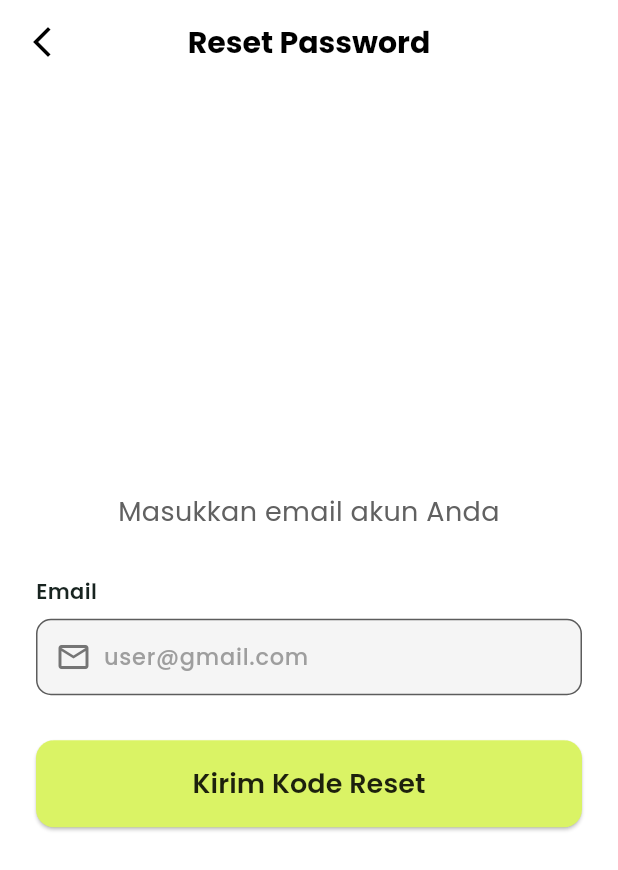
After one commit to joule88/real, a Flutter app: the screen it shows after launch, after a tap on "Lupa Password?", on a phone screen of 412 x 824 dp. The commit adds this screen. Shown: the top 870 px of the screen. Run offline on Flutter 3.47's test engine with Material 3 defaults, Android fonts, the phone set to English and light mode, and no system bars; our stand-ins replace eva_icons_flutter, flutter_map, geolocator, google_fonts, image_picker, latlong2; accounts and stored records are empty.

Commit message:
lupaPassword

```diff
--- /dev/null
+++ b/lib/screens/login/forgot_password_screen.dart
@@ -0,0 +1,141 @@
+// lib/screens/login/forgot_password_screen.dart
+import 'package:flutter/material.dart';
+import 'package:google_fonts/google_fonts.dart';
+import 'package:provider/provider.dart';
+import 'package:real/provider/auth_provider.dart';
+import 'package:real/widgets/textfield_login.dart';
+import 'package:real/screens/login/verify_code_screen.dart'; // Pastikan import ini ada
+
+class ForgotPasswordScreen extends StatefulWidget {
+  const ForgotPasswordScreen({super.key});
+
+  @override
+  State<ForgotPasswordScreen> createState() => _ForgotPasswordScreenState();
+}
+
+class _ForgotPasswordScreenState extends State<ForgotPasswordScreen> {
+  final _formKey = GlobalKey<FormState>();
+  final _emailController = TextEditingController();
+  bool _isLoading = false;
+
+  Future<void> _sendResetLink() async {
+    if (_formKey.currentState?.validate() ?? false) {
+      setState(() => _isLoading = true);
+
+      final authProvider = Provider.of<AuthProvider>(context, listen: false);
+      final result = await authProvider.requestResetCode(_emailController.text.trim());
+
+      if (!mounted) return;
+
+      // Tampilkan SnackBar dulu
+      ScaffoldMessenger.of(context).showSnackBar(
+        SnackBar(
+          content: Text(result['message'] ?? 'Terjadi kesalahan.'),
+          backgroundColor: result['success'] ?? false ? Colors.green : Colors.red,
+        ),
+      );
+
+      setState(() => _isLoading = false); // Baru set isLoading false
+
+      if (result['success'] == true) { // Jika permintaan kode berhasil
+        final String email = _emailController.text.trim();
+        // Navigasi ke VerifyCodeScreen, BUKAN pop()
+        Navigator.push(
+          context,
+          MaterialPageRoute(
+            builder: (context) => VerifyCodeScreen(email: email),
+          ),
+        );
+      }
+    }
+  }
+
+  @override
+  void dispose() {
+    _emailController.dispose();
+    super.dispose();
+  }
+
+  @override
+  Widget build(BuildContext context) {
+    final Color themeColor = const Color(0xFFDAF365);
+    final Color textOnThemeColor = Colors.black87;
+
+    return Scaffold(
+      backgroundColor: Colors.white,
+      appBar: AppBar(
+        backgroundColor: Colors.white,
+        elevation: 0,
+        leading: IconButton(
+          icon: const Icon(Icons.arrow_back_ios_new, color: Colors.black),
+          onPressed: () => Navigator.of(context).pop(),
+        ),
+        title: Text(
+          'Reset Password',
+          style: GoogleFonts.poppins(
+            color: Colors.black,
+            fontWeight: FontWeight.bold,
+          ),
+        ),
+        centerTitle: true,
+      ),
+      body: Center(
+        child: SingleChildScrollView(
+          padding: const EdgeInsets.all(24.0),
+          child: Form(
+            key: _formKey,
+            child: Column(
+              mainAxisAlignment: MainAxisAlignment.center,
+              crossAxisAlignment: CrossAxisAlignment.stretch,
+              children: [
+                Text(
+                  'Masukkan email akun Anda',
+                  textAlign: TextAlign.center,
+                  style: GoogleFonts.poppins(fontSize: 18, color: Colors.grey[700]),
+                ),
+                const SizedBox(height: 30),
+                TextFieldLogin(
+                  label: 'Email',
+                  controller: _emailController,
+                  hintText: 'user@gmail.com',
+                  prefixIcon: Icons.email_outlined,
+                  keyboardType: TextInputType.emailAddress,
+                  validator: (value) {
+                    if (value == null || value.isEmpty) {
+                      return 'Email tidak boleh kosong';
+                    }
+                    if (!RegExp(r'^[^@]+@[^@]+\.[^@]+').hasMatch(value)) {
+                      return 'Masukkan email yang valid';
+                    }
+                    return null;
+                  },
+                ),
+                const SizedBox(height: 30),
+                _isLoading
+                    ? Center(child: CircularProgressIndicator(color: themeColor))
+                    : ElevatedButton(
+                        onPressed: _sendResetLink,
+                        style: ElevatedButton.styleFrom(
+                          backgroundColor: themeColor,
+                          padding: const EdgeInsets.symmetric(vertical: 16),
+                          shape: RoundedRectangleBorder(
+                            borderRadius: BorderRadius.circular(12),
+                          ),
+                        ),
+                        child: Text(
+                          'Kirim Kode Reset', // Teks tombol sudah sesuai
+                          style: GoogleFonts.poppins(
+                            fontSize: 18,
+                            fontWeight: FontWeight.w600,
+                            color: textOnThemeColor,
+                          ),
+                        ),
+                      ),
+              ],
+            ),
+          ),
+        ),
+      ),
+    );
+  }
+}
--- a/lib/screens/login/login.dart
+++ b/lib/screens/login/login.dart
@@ -5,6 +5,7 @@ import 'package:real/provider/auth_provider.dart';
 import 'package:real/screens/login/register.dart';
 import 'package:real/widgets/textfield_login.dart'; // Pastikan ini sudah diimpor
 import 'package:google_fonts/google_fonts.dart';
+import 'package:real/screens/login/forgot_password_screen.dart';
 // import 'package:real/screens/main_screen.dart'; // Tidak perlu jika navigasi via Consumer
 
 class LoginScreen extends StatefulWidget {
@@ -127,7 +128,7 @@ class _LoginScreenState extends State<LoginScreen> {
                     style: GoogleFonts.poppins(
                       fontSize: 28,
                       fontWeight: FontWeight.bold,
-                      color: const Color.fromARGB(255, 0, 0, 0), // Menggunakan themeColor
+                      color: const Color.fromARGB(255, 0, 0, 0),
                     ),
                   ),
                   const SizedBox(height: 8),
@@ -141,9 +142,9 @@ class _LoginScreenState extends State<LoginScreen> {
                   ),
                   const SizedBox(height: 40),
                   TextFieldLogin(
-                    label: 'Email', // Menggunakan parameter label
+                    label: 'Email',
                     controller: _emailController,
-                    hintText: 'user@gmail.com', // Hint text
+                    hintText: 'user@gmail.com',
                     prefixIcon: Icons.email_outlined,
                     keyboardType: TextInputType.emailAddress,
                     validator: (value) {
@@ -158,11 +159,11 @@ class _LoginScreenState extends State<LoginScreen> {
                   ),
                   const SizedBox(height: 20),
                   TextFieldLogin(
-                    label: 'Password', // Menggunakan parameter label
+                    label: 'Password',
                     controller: _passwordController,
-                    hintText: 'Password Anda', // Hint text
+                    hintText: 'Password Anda',
                     prefixIcon: Icons.lock_outline,
-                    isPassword: true, // Ini akan mengaktifkan tombol visibility internal
+                    isPassword: true,
                     validator: (value) {
                       if (value == null || value.isEmpty) {
                         return 'Password tidak boleh kosong';
@@ -173,25 +174,48 @@ class _LoginScreenState extends State<LoginScreen> {
                       return null;
                     },
                   ),
-                  const SizedBox(height: 30),
+                  // POSISI LUPA PASSWORD YANG BENAR
+                  Row(
+                    mainAxisAlignment: MainAxisAlignment.end,
+                    children: [
+                      TextButton(
+                        onPressed: _isLoginButtonLoading ? null : () {
+                          Navigator.push(
+                            context,
+                            MaterialPageRoute(builder: (context) => const ForgotPasswordScreen()),
+                          );
+                        },
+                        child: Text(
+                          'Lupa Password?',
+                          style: GoogleFonts.poppins(
+                            fontWeight: FontWeight.w600,
+                            color: const Color(0xFF5C5C5C),
+                          ),
+                        ),
+                      ),
+                    ],
+                  ),
+                  const SizedBox(height: 20),
+                  // TOMBOL MASUK YANG SUDAH DIPERBAIKI
                   _isLoginButtonLoading
                       ? Center(child: CircularProgressIndicator(color: themeColor))
                       : ElevatedButton(
                           onPressed: _isLoginButtonLoading ? null : _login,
                           style: ElevatedButton.styleFrom(
-                            backgroundColor: themeColor, // Menggunakan themeColor
+                            backgroundColor: themeColor,
                             padding: const EdgeInsets.symmetric(vertical: 16),
                             shape: RoundedRectangleBorder(
                               borderRadius: BorderRadius.circular(12),
                             ),
                             elevation: 3,
                           ),
+                          // Widget Text 'Masuk' dipindahkan ke dalam child
                           child: Text(
                             'Masuk',
                             style: GoogleFonts.poppins(
                               fontSize: 18,
                               fontWeight: FontWeight.w600,
-                              color: textOnThemeColor, // Teks di atas themeColor
+                              color: textOnThemeColor,
                             ),
                           ),
                         ),
--- a/lib/services/api_constants.dart
+++ b/lib/services/api_constants.dart
@@ -13,6 +13,9 @@ class ApiConstants {
   static const String userProfileEndpoint = '/profile';
   static const String changePasswordEndpoint = '/profile/change-password';
   static const String publicPropertiesEndpoint = '/properties/public';
+  static const String forgotPasswordEndpoint = '/forgot-password'; // Tetap
+  static const String verifyCodeEndpoint = '/verify-password-code'; // Baru
+  static const String resetPasswordWithCodeEndpoint = '/reset-password-with-code'; // Baru
 
   // Endpoint untuk API Flask Prediksi (akan digabung dengan flaskApiBaseUrl)
   static const String predictPriceEndpoint = '/prediksi/create';
--- a/lib/services/api_services.dart
+++ b/lib/services/api_services.dart
@@ -206,6 +206,70 @@ class ApiService {
       }
   }
 
+    // --- FUNGSI BARU UNTUK ALUR LUPA PASSWORD ---
+
+  static Future<Map<String, dynamic>> requestResetCode({required String email}) async {
+    final String url = _laravelBaseUrl + ApiConstants.forgotPasswordEndpoint;
+    try {
+      final response = await http.post(
+        Uri.parse(url),
+        headers: _getHeaders(),
+        body: jsonEncode({'email': email}),
+      );
+      print('ApiService requestResetCode - Status: ${response.statusCode}, Body: ${response.body}');
+      return jsonDecode(response.body);
+    } catch (e) {
+      print('ApiService Network error during requestResetCode: $e');
+      return {'success': false, 'message': 'Kesalahan jaringan. Silakan coba lagi.'};
+    }
+  }
+
+  static Future<Map<String, dynamic>> verifyResetCode({
+    required String email,
+    required String code,
+  }) async {
+    final String url = _laravelBaseUrl + ApiConstants.verifyCodeEndpoint;
+    try {
+      final response = await http.post(
+        Uri.parse(url),
+        headers: _getHeaders(),
+        body: jsonEncode({'email': email, 'code': code}),
+      );
+      print('ApiService verifyResetCode - Status: ${response.statusCode}, Body: ${response.body}');
+      return jsonDecode(response.body);
+    } catch (e) {
+      print('ApiService Network error during verifyResetCode: $e');
+      return {'success': false, 'message': 'Kesalahan Jaringan: $e'};
+    }
+  }
+
+  static Future<Map<String, dynamic>> resetPasswordWithCode({
+    required String email,
+    required String code,
+    required String password,
+    required String passwordConfirmation,
+  }) async {
+     final String url = _laravelBaseUrl + ApiConstants.resetPasswordWithCodeEndpoint;
+    try {
+      final response = await http.post(
+        Uri.parse(url),
+        headers: _getHeaders(),
+        body: jsonEncode({
+          'email': email,
+          'code': code,
+          'password': password,
+          'password_confirmation': passwordConfirmation,
+        }),
+      );
+      print('ApiService resetPasswordWithCode - Status: ${response.statusCode}, Body: ${response.body}');
+      return jsonDecode(response.body);
+    } catch (e) {
+      print('ApiService Network error during resetPasswordWithCode: $e');
+      return {'success': false, 'message': 'Kesalahan Jaringan: $e'};
+    }
+  }
+
+
   static Future<Map<String, dynamic>> changeUserPassword({
     required String token,
     required String currentPassword,
```
Also changed, not shown: lib/provider/auth_provider.dart (+126 -38 lines), lib/screens/login/create_new_password_screen.dart (added, +176 -0 lines), lib/screens/login/verify_code_screen.dart (added, +153 -0 lines).
